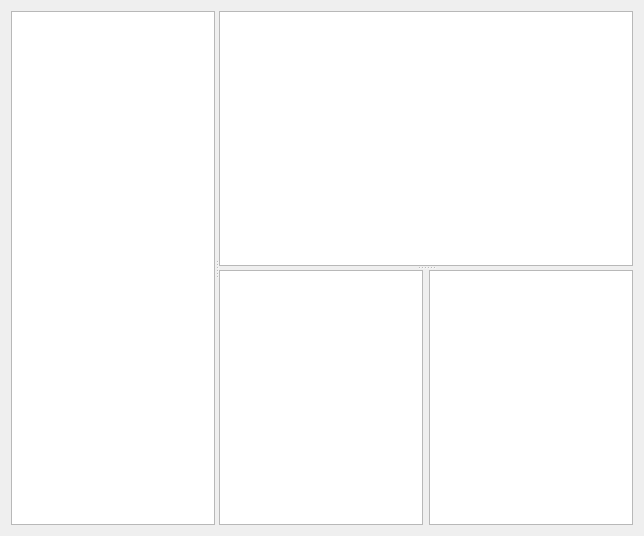
First picture: the form in src/tiled/BuildingEditor/buildingtilemodewidget.ui, repository timbaker/tiled, before the edit.
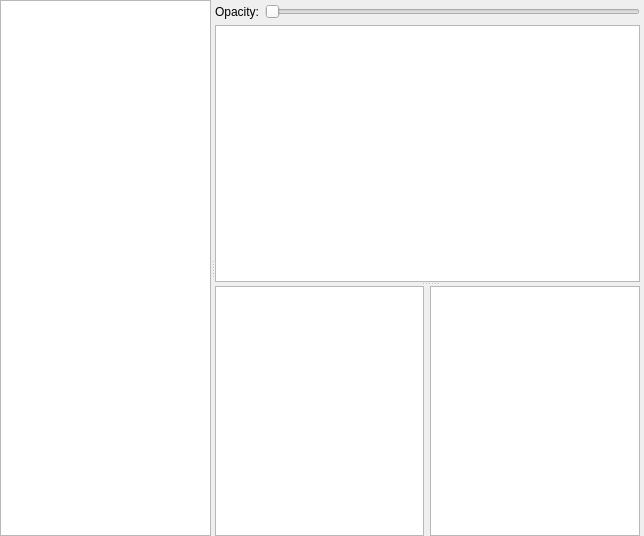
Second picture: the form after the edit. Icons and pictures are not drawn. Custom widgets are drawn as their Qt base class.

The edit to the form file:
```diff
--- a/src/tiled/BuildingEditor/buildingtilemodewidget.ui
+++ b/src/tiled/BuildingEditor/buildingtilemodewidget.ui
@@ -14,6 +14,9 @@
    <string>Form</string>
   </property>
   <layout class="QGridLayout" name="gridLayout">
+   <property name="margin">
+    <number>0</number>
+   </property>
    <item row="0" column="0">
     <widget class="QSplitter" name="overallSplitter">
      <property name="orientation">
@@ -32,6 +35,33 @@
       </property>
       <widget class="QWidget" name="verticalLayoutWidget">
        <layout class="QVBoxLayout" name="layersLayout">
+        <property name="topMargin">
+         <number>4</number>
+        </property>
+        <property name="rightMargin">
+         <number>4</number>
+        </property>
+        <item>
+         <layout class="QHBoxLayout" name="horizontalLayout">
+          <item>
+           <widget class="QLabel" name="label">
+            <property name="text">
+             <string>Opacity:</string>
+            </property>
+           </widget>
+          </item>
+          <item>
+           <widget class="QSlider" name="opacity">
+            <property name="maximum">
+             <number>100</number>
+            </property>
+            <property name="orientation">
+             <enum>Qt::Horizontal</enum>
+            </property>
+           </widget>
+          </item>
+         </layout>
+        </item>
         <item>
          <widget class="QListWidget" name="layers"/>
         </item>
@@ -39,6 +69,9 @@
       </widget>
       <widget class="QWidget" name="horizontalLayoutWidget">
        <layout class="QHBoxLayout" name="tilesetsLayout">
+        <property name="rightMargin">
+         <number>4</number>
+        </property>
         <item>
          <widget class="QListWidget" name="tilesets"/>
         </item>
@@ -68,16 +101,16 @@
   </action>
  </widget>
  <customwidgets>
+  <customwidget>
+   <class>Tiled::Internal::MixedTilesetView</class>
+   <extends>QTableWidget</extends>
+   <header>BuildingEditor/mixedtilesetview.h</header>
+  </customwidget>
   <customwidget>
    <class>BuildingEditor::BuildingTileModeView</class>
    <extends>QGraphicsView</extends>
    <header>BuildingEditor/buildingtilemodeview.h</header>
   </customwidget>
-  <customwidget>
-   <class>Tiled::Internal::MixedTilesetView</class>
-   <extends>QTableView</extends>
-   <header>BuildingEditor/mixedtilesetview.h</header>
-  </customwidget>
  </customwidgets>
  <resources>
   <include location="buildingeditor.qrc"/>
```
Left out of the diff: 24 changed lines with no effect on the pictures.
